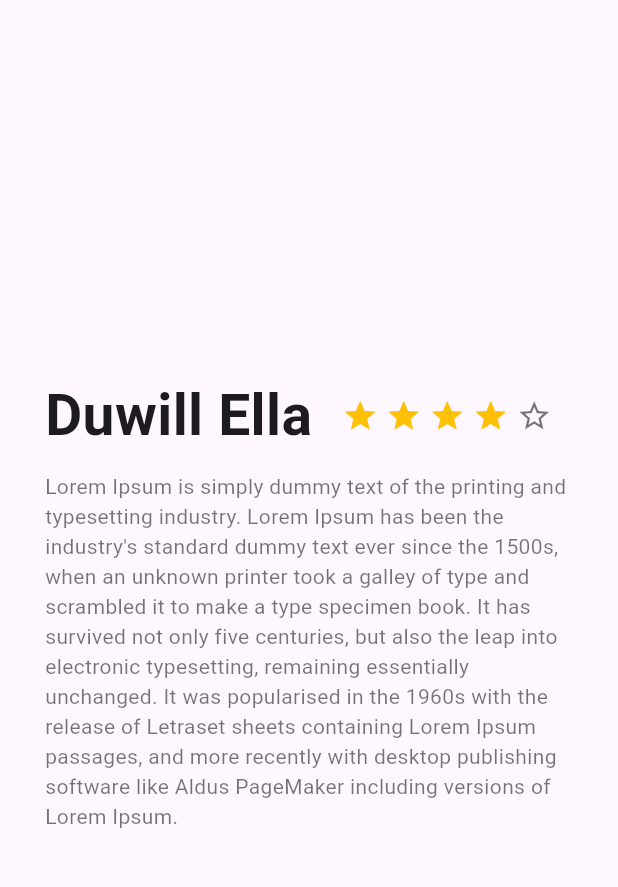
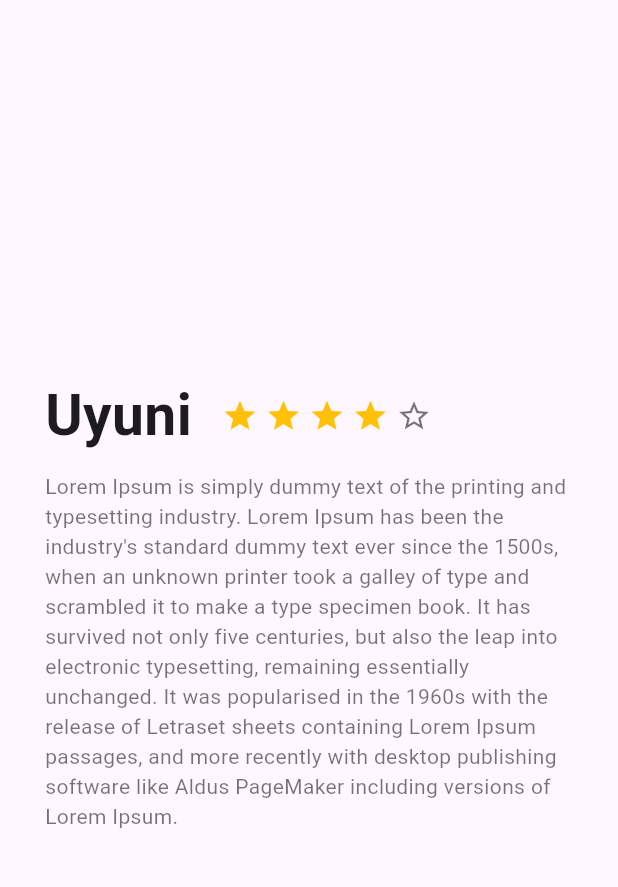
Before and after one commit to AlanezH/proyecto_flutter, a Flutter app: the screen it shows after launch, on a phone screen of 412 x 824 dp, the part 84-971 px from its top. Run offline on Flutter 3.47's test engine with Material 3 defaults, Android fonts, the phone set to English and light mode, and no system bars.

Commit message:
metodo de construcion 13/10/25

```diff
--- a/lib/description_place.dart
+++ b/lib/description_place.dart
@@ -1,6 +1,13 @@
 import 'package:flutter/material.dart';
 
 class DescriptionPlace extends StatelessWidget{
+
+  String textoTitulo;
+  int cantidadEstrellas;
+  String textoDescripcion;
+
+  DescriptionPlace(this.textoTitulo, this.cantidadEstrellas, this.textoDescripcion);
+
   @override
   Widget build(BuildContext context){
 
@@ -9,7 +16,7 @@
         right: 20
       ),
       child: Text(
-        "Duwill Ella",
+        textoTitulo ,
         style: TextStyle(
           fontSize: 38,
           fontWeight: FontWeight.bold
@@ -37,14 +44,18 @@
       ),
     );
 
+    //fila estrellas
+    List<Container> estrellas = [];
+    for(int i=0; i<5;i++){
+      if(i<cantidadEstrellas){
+        estrellas.add(estrella);
+      }else{
+        estrellas.add(estrellaBorde);
+      }
+    }
+
     final filaEstrellas = Row(
-      children: <Widget>[
-        estrella,
-        estrella,
-        estrella,
-        estrella,
-        estrellaBorde,
-      ],
+      children:estrellas,
     );
 
     final filaTitulo = Row(
@@ -59,7 +70,7 @@
         top: 10
       ),
       child: Text(
-        "Lorem Ipsum is simply dummy text of the printing and typesetting industry. Lorem Ipsum has been the industry's standard dummy text ever since the 1500s, when an unknown printer took a galley of type and scrambled it to make a type specimen book. It has survived not only five centuries, but also the leap into electronic typesetting, remaining essentially unchanged. It was popularised in the 1960s with the release of Letraset sheets containing Lorem Ipsum passages, and more recently with desktop publishing software like Aldus PageMaker including versions of Lorem Ipsum.",
+        textoDescripcion,
         style: TextStyle(
           color: Colors.black54
         ),
--- a/lib/home.dart
+++ b/lib/home.dart
@@ -13,7 +13,7 @@
         left: 30,
         right: 30
       ),
-      child: DescriptionPlace(),
+      child: DescriptionPlace("Uyuni", 4, "Lorem Ipsum is simply dummy text of the printing and typesetting industry. Lorem Ipsum has been the industry's standard dummy text ever since the 1500s, when an unknown printer took a galley of type and scrambled it to make a type specimen book. It has survived not only five centuries, but also the leap into electronic typesetting, remaining essentially unchanged. It was popularised in the 1960s with the release of Letraset sheets containing Lorem Ipsum passages, and more recently with desktop publishing software like Aldus PageMaker including versions of Lorem Ipsum."),
     );
 
 
```
